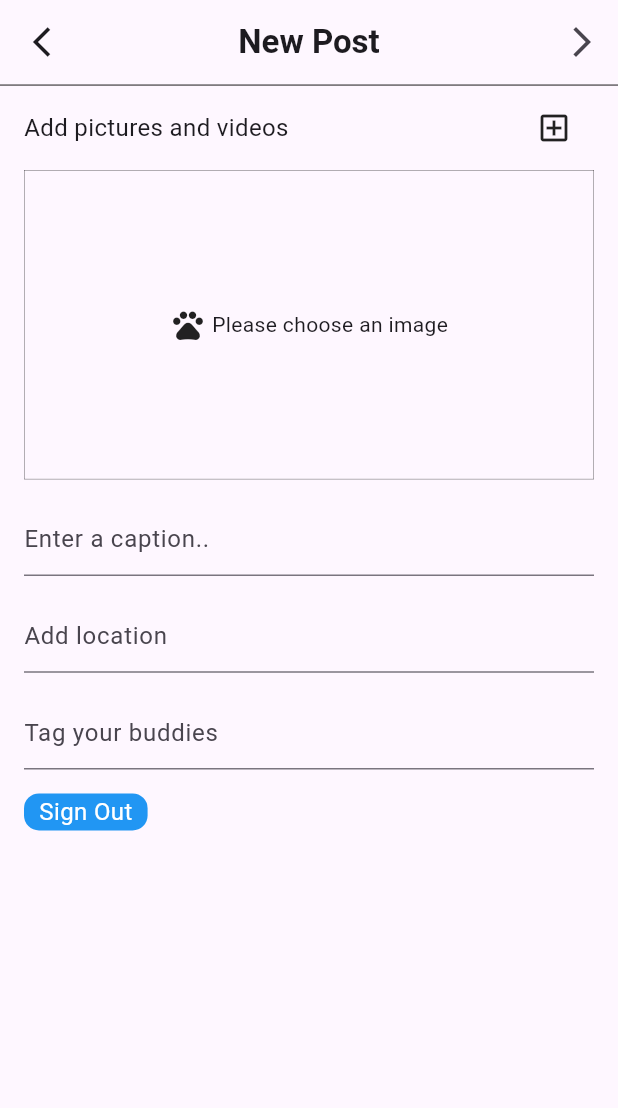
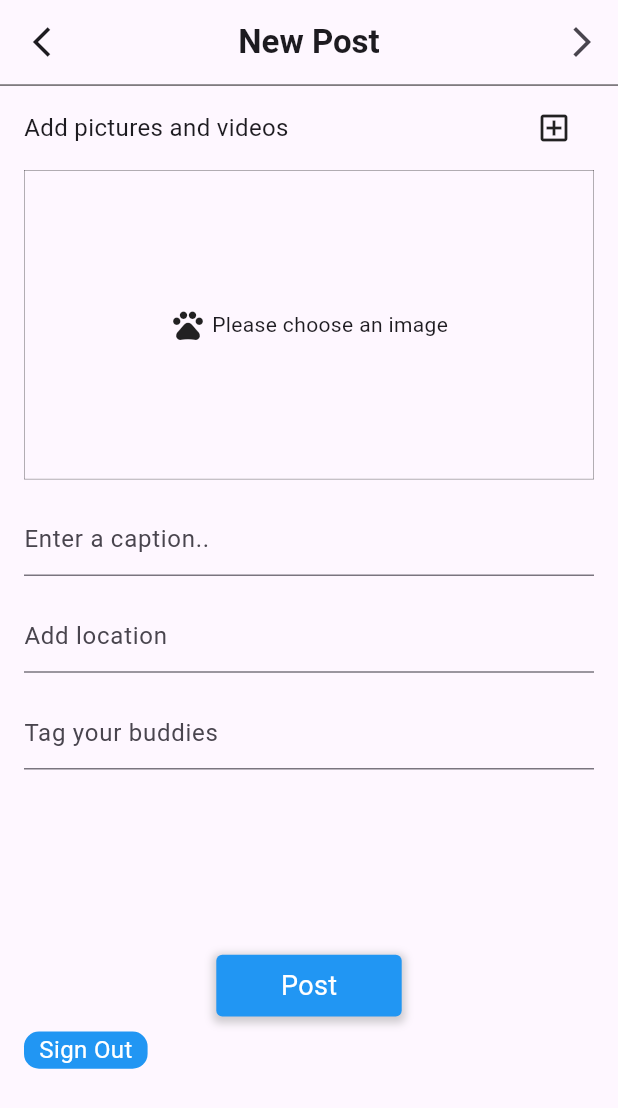
Before and after one commit to PetteraIndia/avenger, a Flutter app: the screen it shows once a user with an empty profile is signed in, on a phone screen of 412 x 824 dp. Shown: the top 1108 px of the screen. Run offline on Flutter 3.47's test engine with Material 2 defaults, Android fonts, the phone set to English and light mode, and no system bars; our stand-ins replace argon_buttons_flutter_fix, cloud_firestore, firebase_auth, firebase_core, firebase_storage, flutter_image_compress and 4 more; accounts and stored records are empty.

Commit message:
post added to firebase storage with compression

```diff
--- a/lib/Screens/newpost.dart
+++ b/lib/Screens/newpost.dart
@@ -9,6 +9,10 @@ import 'dart:io';
 import 'globals.dart';
 
 import 'package:petterav1/Screens/newpostedit.dart';
+import 'package:flutter_image_compress/flutter_image_compress.dart';
+import 'package:path_provider/path_provider.dart' as path_provider;
+
+
 File? image = selectedImage;
 
 class newpost extends StatefulWidget {
@@ -19,6 +23,84 @@ class newpost extends StatefulWidget {
 }
 
 class _newpostState extends State<newpost> {
+  final captionController = TextEditingController();
+  final locationController = TextEditingController();
+  final buddiesController = TextEditingController();
+  bool isPosting = false;
+
+
+  Future<File> compressImage(String imagePath) async {
+    // Get the directory for saving the compressed image
+    final appDir = await path_provider.getApplicationDocumentsDirectory();
+    final compressedPath = '${appDir.path}/compressed_image.jpg';
+
+    // Compress the image
+    await FlutterImageCompress.compressAndGetFile(
+      imagePath,
+      compressedPath,
+      quality: 80, // Adjust the quality level (0 to 100)
+      rotate: 0, // Adjust the rotation angle (in degrees, 0 to 360)
+    );
+
+    return File(compressedPath);
+  }
+
+
+  Future<void> postIt(BuildContext context) async {
+    if (captionController.text.isEmpty ||
+        locationController.text.isEmpty ||
+        buddiesController.text.isEmpty ||
+        selectedImage == null) {
+      showDialog(
+        context: context,
+        builder: (context) {
+          return AlertDialog(
+            title: Text('Incomplete Entries'),
+            content: Text('Please fill all the fields.'),
+            actions: [
+              TextButton(
+                onPressed: () {
+                  Navigator.pop(context);
+                },
+                child: Text('OK'),
+              ),
+            ],
+          );
+        },
+      );
+    }
+    else {
+      final user = FirebaseAuth.instance.currentUser;
+      if (user != null) {
+        final userId = user.uid;
+
+        // Compress the image
+        final compressedImage = await compressImage(selectedImage!.path);
+
+        // Upload the compressed image to Firebase Storage
+        final storageRef = FirebaseStorage.instance
+            .ref()
+            .child('posts/$userId/${DateTime.now().millisecondsSinceEpoch}');
+        final uploadTask = storageRef.putFile(compressedImage);
+
+        // Get the download URL once the upload is complete
+        final snapshot = await uploadTask.whenComplete(() {});
+        final downloadUrl = await snapshot.ref.getDownloadURL();
+
+        // Clear the fields and selectedImage after posting
+        captionController.clear();
+        locationController.clear();
+        buddiesController.clear();
+        setState(() {
+          selectedImage = null;
+        });
+
+        print('Image uploaded! Download URL: $downloadUrl');
+      }
+    }
+
+  }
+
 
 
 
@@ -26,28 +108,15 @@ class _newpostState extends State<newpost> {
     final picker = ImagePicker();
     final pickedImage = await picker.pickImage(source: ImageSource.gallery);
 
+
     if (pickedImage != null) {
       setState(() {
         selectedImage = File(pickedImage.path);
       });
-      //
-      // // final user = FirebaseAuth.instance.currentUser; // Get the current user
-      // if (user != null) {
-      //   final userId = user.uid;
-      //
-      //   // Upload the image to Firebase Storage
-      //   final storageRef = FirebaseStorage.instance.ref().child('posts/$userId/${DateTime.now().millisecondsSinceEpoch}');
-      //   final uploadTask = storageRef.putFile(_selectedImage!);
-      //
-      //   // Get the download URL once the upload is complete
-      //   final snapshot = await uploadTask.whenComplete(() {});
-      //   final downloadUrl = await snapshot.ref.getDownloadURL();
-      //
-      //   //  download URL
-      //   print('Image uploaded! Download URL: $downloadUrl');
-      // }
+
     }
   }
+
   @override
   Widget build(BuildContext context) {
     double w=MediaQuery.of(context).size.width;
@@ -119,7 +188,9 @@ class _newpostState extends State<newpost> {
           ),
         ),
       ),
-      body: Container(
+      body: SingleChildScrollView(
+        child:
+          Container(
             padding: EdgeInsets.all(16.0), // Adjust the padding as needed
             child: Column(
               crossAxisAlignment: CrossAxisAlignment.start,
@@ -173,20 +244,75 @@ class _newpostState extends State<newpost> {
                   ),
                 ),
 
-
-            SizedBox(height: h*0.02),
+                SizedBox(height: h * 0.02),
                 TextField(
+                  controller: captionController,
                   decoration: InputDecoration(hintText: 'Enter a caption..'),
                 ),
-            SizedBox(height: h*0.02), // Adjust the vertical spacing between text fields
+                SizedBox(height: h * 0.02),
                 TextField(
+                  controller: locationController,
                   decoration: InputDecoration(hintText: 'Add location'),
                 ),
-            SizedBox(height: h*0.02),
+                SizedBox(height: h * 0.02),
                 TextField(
+                  controller: buddiesController,
                   decoration: InputDecoration(hintText: 'Tag your buddies'),
                 ),
-            SizedBox(height: 16),
+                SizedBox(height: h * 0.15),
+                Center(
+                  child: isPosting
+                      ? Column(
+                    mainAxisAlignment: MainAxisAlignment.center,
+                    children: [
+                      CircularProgressIndicator(), // Circular progress indicator
+                      SizedBox(height: 8.0),
+                      Text('Posting...'), // Text indicating the posting state
+                    ],
+                  )
+                      : GestureDetector(
+                    onTap: () {
+                      setState(() {
+                        isPosting = true;
+                      });
+                      postIt(context).then((_) {
+                        setState(() {
+                          isPosting = false;
+                        });
+                      });
+                    },
+                    child: Container(
+                      height: h * 0.05,
+                      width: w * 0.3,
+                      decoration: BoxDecoration(
+                        color: Colors.blue,
+                        borderRadius: BorderRadius.circular(4.0),
+                        boxShadow: [
+                          BoxShadow(
+                            color: Colors.grey.withOpacity(0.5),
+                            spreadRadius: 2,
+                            blurRadius: 4,
+                            offset: Offset(0, 2),
+                          ),
+                        ],
+                      ),
+                      child: Center(
+                        child: Text(
+                          'Post',
+                          style: TextStyle(
+                            color: Colors.white,
+                            fontSize: 18.0,
+                          ),
+                        ),
+                      ),
+                    ),
+                  ),
+                ),
+
+
+
+
+                SizedBox(height: 10),
           Container(
             height: h * 0.03,
             width: w * 0.2,
@@ -214,6 +340,8 @@ class _newpostState extends State<newpost> {
             ),
           ),
 
+      ),
+
     );
   }
 }
--- a/pubspec.yaml
+++ b/pubspec.yaml
@@ -46,6 +46,7 @@ dependencies:
   google_sign_in: ^6.1.4
   intl_phone_field:
   argon_buttons_flutter_fix:
+
 
 dev_dependencies:
   flutter_test:
```
Lines whose indentation alone changed are shown as unchanged.
